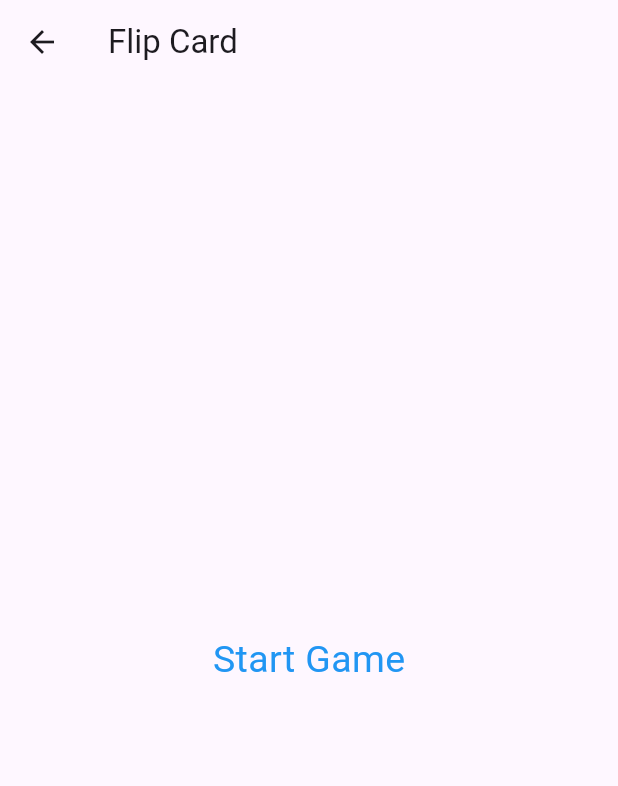
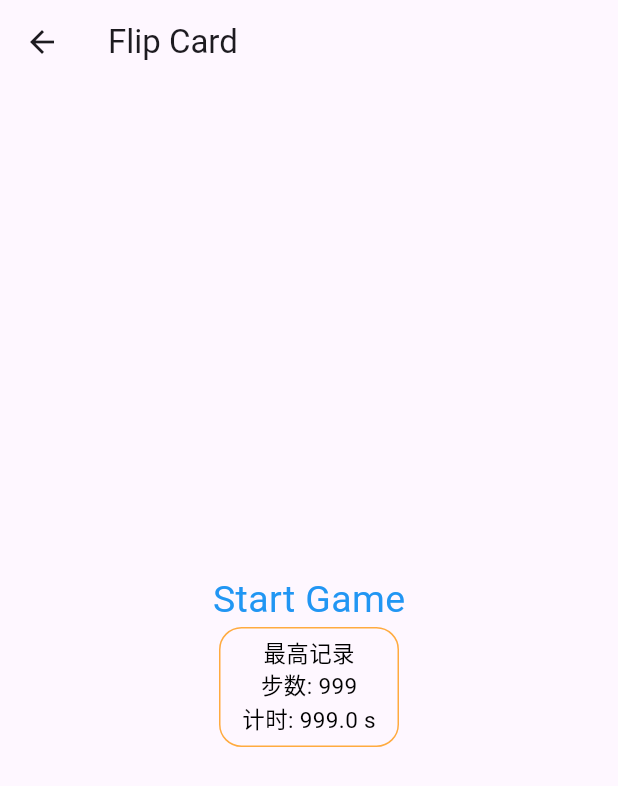
Before and after one commit to im-ling/flutter_game, a Flutter app: the FlipCardPage screen opened by its route, on a phone screen of 412 x 824 dp. Shown: the top 786 px of the screen. Run offline on Flutter 3.47's test engine with Material 3 defaults, Android fonts, the phone set to English and light mode, and no system bars.

Commit message:
feat: 添加最高记录

```diff
--- a/lib/flip_card.dart
+++ b/lib/flip_card.dart
@@ -16,6 +16,8 @@ class _FlipCardPageState extends State<FlipCardPage> {
   List<String> correctNumList = [];
   List<bool> isFrontList = List.generate(16, (index) => false);
 
+  double highscoreTimeCount = 999;
+  int highscoreSteps = 999;
   double countdown = 3.0;
   double timeCount = 0.0;
   int steps = 0;
@@ -93,6 +95,12 @@ class _FlipCardPageState extends State<FlipCardPage> {
               correctNumList.add(text);
               if (correctNumList.length << 1 == isFrontList.length) {
                 isRunningGame = false;
+                if (highscoreSteps > steps ||
+                    (highscoreSteps == steps &&
+                        highscoreTimeCount > timeCount)) {
+                  highscoreSteps = steps;
+                  highscoreTimeCount = timeCount;
+                }
                 closetimer();
               }
             });
@@ -149,11 +157,18 @@ class _FlipCardPageState extends State<FlipCardPage> {
         width: double.infinity,
         child: isRunningGame
             ? gameView(cardSideLength, interval)
-            : Container(
-                // color: Colors.blueAccent,
-                width: cardSideLength * 4 + interval * 3,
-                height: cardSideLength * 4 + interval * 3,
-                child: GestureDetector(
+            : newGameView(cardSideLength, interval),
+      ),
+    );
+  }
+
+  Widget newGameView(cardSideLength, interval) {
+    return Column(
+      mainAxisAlignment: MainAxisAlignment.center,
+      crossAxisAlignment: CrossAxisAlignment.center,
+      mainAxisSize: MainAxisSize.min,
+      children: [
+        GestureDetector(
           onTap: () {
             startGame();
           },
@@ -164,8 +179,39 @@ class _FlipCardPageState extends State<FlipCardPage> {
             ),
           ),
         ),
+        Container(
+          height: 80,
+          width: 120,
+          decoration: BoxDecoration(
+            borderRadius: const BorderRadius.all(
+              Radius.circular(15),
+            ),
+            border: Border.all(
+              color: Colors.orangeAccent,
             ),
           ),
+          // color: Colors.amberAccent,
+          child: Column(
+            mainAxisAlignment: MainAxisAlignment.center,
+            crossAxisAlignment: CrossAxisAlignment.center,
+            mainAxisSize: MainAxisSize.min,
+            children: [
+              const Text(
+                '最高记录',
+                style: TextStyle(fontSize: 15, color: Colors.black),
+              ),
+              Text(
+                '步数: $highscoreSteps',
+                style: const TextStyle(fontSize: 15, color: Colors.black),
+              ),
+              Text(
+                '计时: ${highscoreTimeCount.toStringAsFixed(1)} s',
+                style: const TextStyle(fontSize: 15, color: Colors.black),
+              ),
+            ],
+          ),
+        )
+      ],
     );
   }
 
@@ -177,7 +223,7 @@ class _FlipCardPageState extends State<FlipCardPage> {
       children: [
         countdown > 0
             ? Text(
-                "倒计时: ${countdown.toStringAsFixed(1)}",
+                "倒计时: ${countdown.toStringAsFixed(1)} s",
                 style: const TextStyle(fontSize: 25, color: Colors.redAccent),
               )
             : SizedBox(
@@ -188,11 +234,11 @@ class _FlipCardPageState extends State<FlipCardPage> {
                   mainAxisSize: MainAxisSize.min,
                   children: [
                     Text(
-                      '计时: ${timeCount.toStringAsFixed(1)}',
+                      '步数: $steps',
                       style: const TextStyle(fontSize: 25, color: Colors.blue),
                     ),
                     Text(
-                      '步数: $steps',
+                      '计时: ${timeCount.toStringAsFixed(1)} s',
                       style: const TextStyle(fontSize: 25, color: Colors.blue),
                     ),
                   ],
```
Lines whose indentation alone changed are shown as unchanged.
